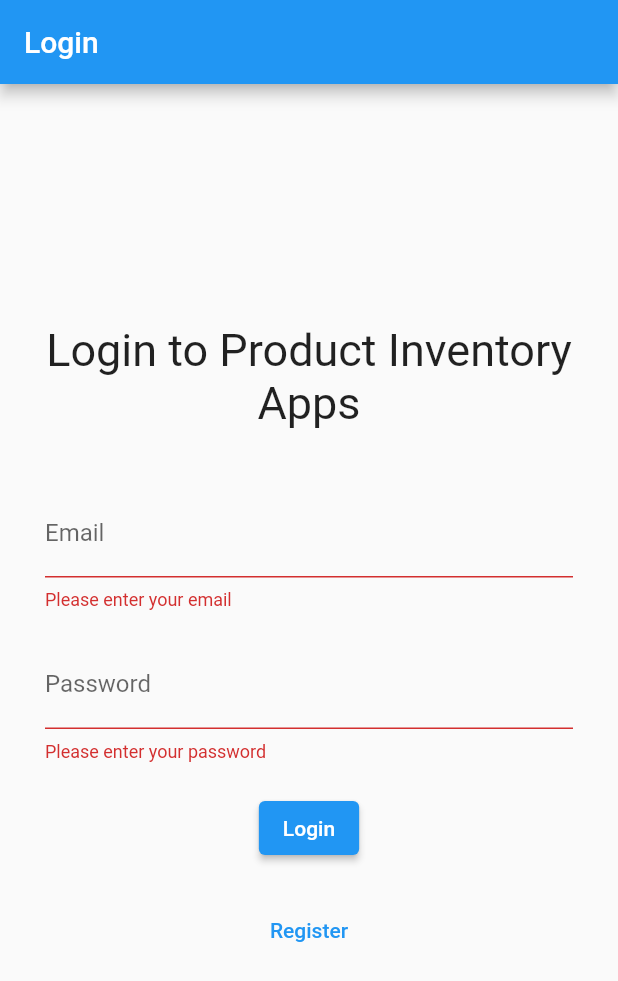
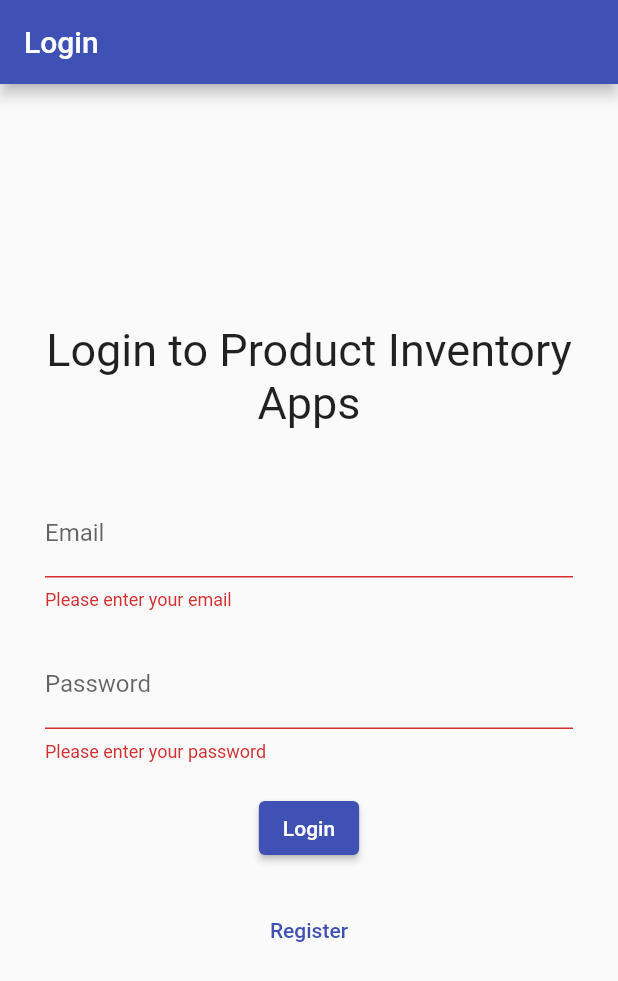
Before and after one commit to rachmizard/crud-flutter-fe, a Flutter app: the screen it shows after launch, after a tap on "Login", on a phone screen of 412 x 824 dp. Shown: the top 981 px of the screen. Run offline on Flutter 3.47's test engine with Material 2 defaults, Android fonts, the phone set to English and light mode, and no system bars; our stand-ins replace shared_preferences; accounts and stored records are empty; network calls fail.

Commit message:
feat(): implement get products functionality

```diff
--- a/lib/main.dart
+++ b/lib/main.dart
@@ -29,7 +29,7 @@ class MyApp extends StatelessWidget {
 
     return MaterialApp(
       theme: ThemeData(
-        primarySwatch: Colors.blue,
+        primarySwatch: Colors.indigo,
       ),
       debugShowCheckedModeBanner: false,
       routes: routes,
--- a/lib/screens/home_screen.dart
+++ b/lib/screens/home_screen.dart
@@ -1,6 +1,9 @@
 import 'package:flutter/material.dart';
+import 'package:frontend/models/product_model.dart';
+import 'package:frontend/services/product_service.dart';
 import 'package:frontend/stores/auth_store.dart';
 import 'package:frontend/stores/profile_store.dart';
+import 'package:frontend/ui/product/list_ui.dart';
 import 'package:provider/provider.dart';
 
 class HomeScreen extends StatefulWidget {
@@ -11,15 +14,57 @@ class HomeScreen extends StatefulWidget {
 }
 
 class _HomeScreenState extends State<HomeScreen> {
+  final productService = ProductService();
+
+  @override
+  void initState() {
+    super.initState();
+  }
+
   @override
   Widget build(BuildContext context) {
     final authStore = context.read<AuthStore>();
     final profileStore = context.watch<ProfileStore>();
+
+    final snackbar = ScaffoldMessenger.of(context);
+
     final navigator = Navigator.of(context);
+
+    Future<List<ProductModel>> fetchProducts() async {
+      try {
+        return await productService.getProducts();
+      } catch (e) {
+        snackbar.showSnackBar(
+          SnackBar(
+            content: Text(e.toString()),
+          ),
+        );
+        return [];
+      }
+    }
+
+    Widget header() {
+      return Column(children: [
+        Row(
+          children: [
+            const Text(
+              'Welcome back, ',
+              style: TextStyle(fontSize: 18),
+            ),
+            Text(
+              profileStore.user?.name ?? '',
+              style: const TextStyle(fontSize: 18, fontWeight: FontWeight.bold),
+            ),
+          ],
+        ),
+        const SizedBox(
+          height: 20,
+        ),
+      ]);
+    }
 
     return Scaffold(
       appBar: AppBar(
-        centerTitle: false,
         actions: [
           IconButton(
             icon: const Icon(Icons.logout),
@@ -32,14 +77,16 @@ class _HomeScreenState extends State<HomeScreen> {
         ],
         title: const Text('Products'),
       ),
-      body: Center(
+      body: Padding(
+        padding: const EdgeInsets.symmetric(horizontal: 20, vertical: 20),
         child: Column(
-          mainAxisAlignment: MainAxisAlignment.center,
-          crossAxisAlignment: CrossAxisAlignment.center,
+          crossAxisAlignment: CrossAxisAlignment.start,
           children: [
-            Text(authStore.isAuthenticated
-                ? 'Welcome ${profileStore.user?.email}'
-                : 'Home'),
+            header(),
+            ProductListUI(
+              onRefresh: fetchProducts,
+              products: fetchProducts(),
+            )
           ],
         ),
       ),
--- a/lib/services/auth_service.dart
+++ b/lib/services/auth_service.dart
@@ -75,8 +75,6 @@ class AuthService extends RequestAdapterService {
 
       var data = jsonDecode(response.body);
 
-      print("data $data");
-
       return UserModel.fromJson(data["user"]);
     } catch (e) {
       print("error: $e");
--- /dev/null
+++ b/lib/services/product_service.dart
@@ -0,0 +1,41 @@
+import 'dart:convert';
+
+import 'package:frontend/models/product_model.dart';
+import 'package:frontend/services/request_adapter_service.dart';
+import 'package:frontend/utils/base_response.dart';
+
+class ProductService extends RequestAdapterService {
+  Future<List<ProductModel>> getProducts() async {
+    final response = await sendGetRequest('/api/products');
+
+    if (response.statusCode != 200) {
+      return BaseResponse.fromJson(jsonDecode(response.body)).data ?? [];
+    }
+
+    final data = jsonDecode(response.body)['data'] as List;
+    final products = data.map((e) => ProductModel.fromJson(e)).toList();
+
+    return products;
+  }
+
+  Future<ProductModel> getProductById(String id) async {
+    final response = await sendGetRequest('/api/products/$id');
+
+    if (response.statusCode != 200) {
+      return BaseResponse.fromJson(jsonDecode(response.body)).data ??
+          ProductModel(
+            code: '',
+            name: '',
+            price: 0,
+            createdAt: DateTime.now(),
+            updatedAt: DateTime.now(),
+            id: 0,
+          );
+    }
+
+    final data = jsonDecode(response.body)['data'] as Map<String, dynamic>;
+    final product = ProductModel.fromJson(data);
+
+    return product;
+  }
+}
--- a/lib/services/request_adapter_service.dart
+++ b/lib/services/request_adapter_service.dart
@@ -1,20 +1,34 @@
 import 'package:http/http.dart' as http;
+import 'package:shared_preferences/shared_preferences.dart';
 
 class RequestAdapterService {
   final http.Client _httpClient = http.Client();
 
   String baseURL = 'localhost:4000';
 
-  Future<http.Response> sendGetRequest(
-      String url, Map<String, dynamic>? params) async {
-    final response = await _httpClient.get(Uri.http(baseURL, url, params));
+  interceptToken() async {
+    final sharedPrefs = await SharedPreferences.getInstance();
+    final token = sharedPrefs.getString('token');
+
+    return token ?? '';
+  }
+
+  Future<http.Response> sendGetRequest(String url,
+      {Map<String, dynamic>? params}) async {
+    final token = await interceptToken();
+
+    final response = await _httpClient
+        .get(Uri.http(baseURL, url, params), headers: {'Authorization': token});
+
     return response;
   }
 
   Future<http.Response> sendPostRequest(String url,
       {Map<String, dynamic>? body, Map<String, String>? headers}) async {
+    final token = await interceptToken();
+
     final response = await _httpClient.post(Uri.http(baseURL, url),
-        body: body, headers: headers);
+        body: body, headers: {'Authorization': token});
 
     return response;
   }
--- a/lib/stores/auth_store.dart
+++ b/lib/stores/auth_store.dart
@@ -32,7 +32,7 @@ class AuthStore with ChangeNotifier, DiagnosticableTreeMixin {
       _isAuthenticated = true;
       _token = response.token;
 
-      setTokenSharedPrefs("token");
+      setTokenSharedPrefs(response.token);
       setIsAuthenticatedSharedPrefs(true);
 
       return response;
@@ -54,7 +54,7 @@ class AuthStore with ChangeNotifier, DiagnosticableTreeMixin {
       _isAuthenticated = true;
       _token = response.token;
 
-      setTokenSharedPrefs('token');
+      setTokenSharedPrefs(response.token);
       setIsAuthenticatedSharedPrefs(true);
 
       notifyListeners();
--- a/lib/stores/profile_store.dart
+++ b/lib/stores/profile_store.dart
@@ -17,10 +17,6 @@ class ProfileStore with ChangeNotifier {
   Future<void> getProfileStoreFromSharedPref() async {
     final prefs = await SharedPreferences.getInstance();
     final token = prefs.getString('token');
-
-    if (token != null) {
-      await getProfile(token);
-    }
   }
 
   set user(UserModel? user) {
--- /dev/null
+++ b/lib/ui/product/list_ui.dart
@@ -0,0 +1,46 @@
+import 'package:flutter/material.dart';
+import 'package:frontend/models/product_model.dart';
+import 'package:frontend/utils/converter.dart';
+
+class ProductListUI extends StatelessWidget {
+  final Future<List<ProductModel>> products;
+  final Future<void> Function() onRefresh;
+
+  const ProductListUI(
+      {Key? key, required this.products, required this.onRefresh})
+      : super(key: key);
+
+  @override
+  Widget build(BuildContext context) {
+    return Expanded(
+        child: FutureBuilder<List<ProductModel>>(
+            future: products,
+            initialData: const [],
+            builder: (context, snapshot) {
+              if (snapshot.connectionState == ConnectionState.waiting) {
+                return const Center(child: CircularProgressIndicator());
+              }
+
+              if (snapshot.hasError) {
+                return Center(child: Text(snapshot.error.toString()));
+              }
+
+              return RefreshIndicator(
+                onRefresh: onRefresh,
+                child: ListView.builder(
+                    itemCount: snapshot.data?.length ?? 0,
+                    shrinkWrap: true,
+                    scrollDirection: Axis.vertical,
+                    itemBuilder: (context, index) {
+                      return ListTile(
+                        title: Text(snapshot.data![index].name.toString()),
+                        subtitle: Text(
+                            convertIntToRupiah(snapshot.data![index].price)),
+                        trailing: const Icon(Icons.arrow_forward_ios, size: 14),
+                        onTap: () {},
+                      );
+                    }),
+              );
+            }));
+  }
+}
--- /dev/null
+++ b/lib/utils/converter.dart
@@ -0,0 +1,6 @@
+import 'package:intl/intl.dart';
+
+convertIntToRupiah(int value) {
+  final formatter = NumberFormat.currency(locale: 'id', symbol: 'Rp ');
+  return formatter.format(value);
+}
--- a/pubspec.yaml
+++ b/pubspec.yaml
@@ -38,6 +38,7 @@ dependencies:
     provider: ^6.0.5
     shared_preferences: ^2.0.15
     http: ^0.13.5
+    intl: ^0.18.0
 
 dev_dependencies:
     flutter_test:
```
Also changed, not shown: lib/models/product_model.dart (added, +39 -0 lines), lib/utils/base_response.dart (added, +16 -0 lines), pubspec.lock.
